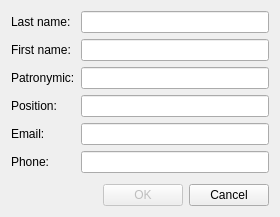
Qt form tasktrackerclient/dialogs/dialogeditemployee/dialogeditemployee.ui (SergejShatilov/tasktracker) before a commit.
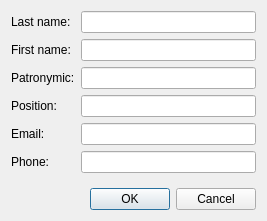
The same form after that commit.

Diff of the .ui file:
```diff
--- a/tasktrackerclient/dialogs/dialogeditemployee/dialogeditemployee.ui
+++ b/tasktrackerclient/dialogs/dialogeditemployee/dialogeditemployee.ui
@@ -6,8 +6,8 @@
    <rect>
     <x>0</x>
     <y>0</y>
-    <width>280</width>
-    <height>217</height>
+    <width>267</width>
+    <height>221</height>
    </rect>
   </property>
   <property name="windowTitle">
@@ -16,11 +16,15 @@
   <layout class="QVBoxLayout" name="verticalLayout">
    <item>
     <layout class="QGridLayout" name="gridLayout">
-     <item row="4" column="2">
-      <widget class="QLineEdit" name="lineEditPosition"/>
+     <item row="0" column="0">
+      <widget class="QLabel" name="label_2">
+       <property name="text">
+        <string>Last name:</string>
+       </property>
+      </widget>
      </item>
-     <item row="3" column="2">
-      <widget class="QLineEdit" name="lineEditPatronymic"/>
+     <item row="0" column="1">
+      <widget class="QLineEdit" name="lineEditLastName"/>
      </item>
      <item row="1" column="0">
       <widget class="QLabel" name="label">
@@ -29,53 +33,49 @@
        </property>
       </widget>
      </item>
-     <item row="4" column="0">
+     <item row="1" column="1">
+      <widget class="QLineEdit" name="lineEditFirstName"/>
+     </item>
+     <item row="2" column="0">
+      <widget class="QLabel" name="label_6">
+       <property name="text">
+        <string>Patronymic:</string>
+       </property>
+      </widget>
+     </item>
+     <item row="2" column="1">
+      <widget class="QLineEdit" name="lineEditPatronymic"/>
+     </item>
+     <item row="3" column="0">
       <widget class="QLabel" name="label_3">
        <property name="text">
         <string>Position:</string>
        </property>
       </widget>
      </item>
-     <item row="5" column="0">
+     <item row="3" column="1">
+      <widget class="QLineEdit" name="lineEditPosition"/>
+     </item>
+     <item row="4" column="0">
       <widget class="QLabel" name="label_4">
        <property name="text">
         <string>Email:</string>
        </property>
       </widget>
      </item>
-     <item row="3" column="0">
-      <widget class="QLabel" name="label_6">
-       <property name="text">
-        <string>Patronymic:</string>
-       </property>
-      </widget>
+     <item row="4" column="1">
+      <widget class="QLineEdit" name="lineEditEmail"/>
      </item>
-     <item row="1" column="2">
-      <widget class="QLineEdit" name="lineEditFirstName"/>
-     </item>
-     <item row="6" column="0">
+     <item row="5" column="0">
       <widget class="QLabel" name="label_5">
        <property name="text">
         <string>Phone:</string>
        </property>
       </widget>
      </item>
-     <item row="5" column="2">
-      <widget class="QLineEdit" name="lineEditEmail"/>
-     </item>
-     <item row="6" column="2">
+     <item row="5" column="1">
       <widget class="QLineEdit" name="lineEditPhone"/>
      </item>
-     <item row="0" column="0">
-      <widget class="QLabel" name="label_2">
-       <property name="text">
-        <string>Last name:</string>
-       </property>
-      </widget>
-     </item>
-     <item row="0" column="2">
-      <widget class="QLineEdit" name="lineEditLastName"/>
-     </item>
     </layout>
    </item>
    <item>
@@ -108,9 +108,6 @@
      </item>
      <item>
       <widget class="QPushButton" name="pushButtonOk">
-       <property name="enabled">
-        <bool>false</bool>
-       </property>
        <property name="text">
         <string>OK</string>
        </property>
```
Left out of the diff: 3 changed lines with no effect on the pictures.
